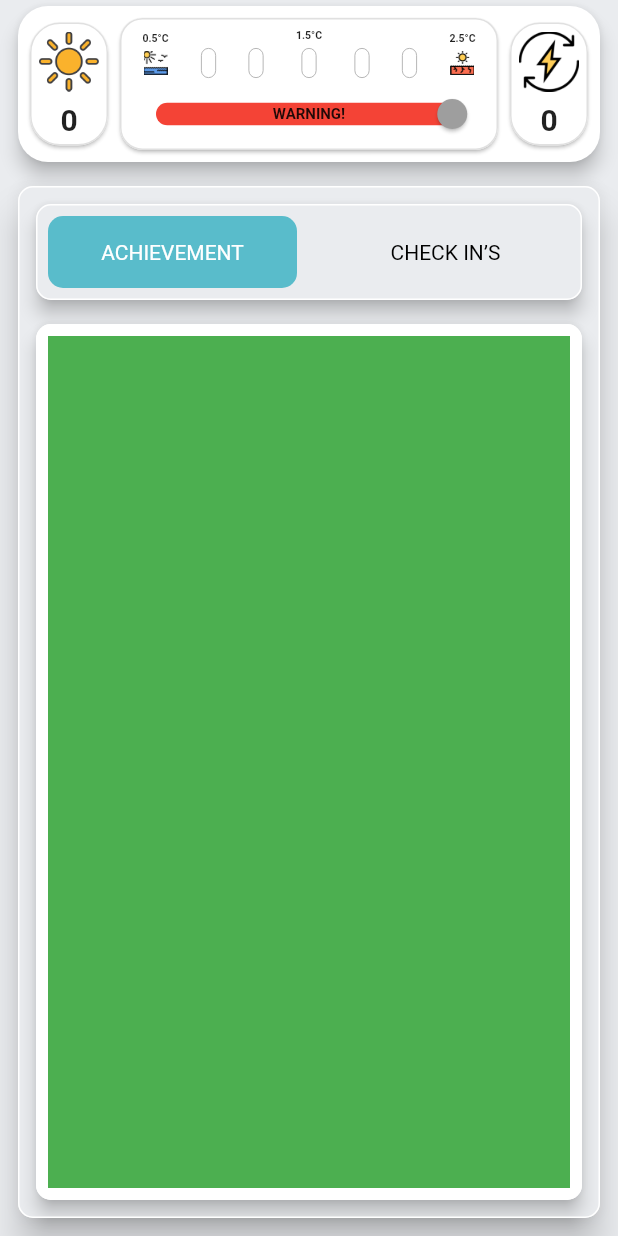
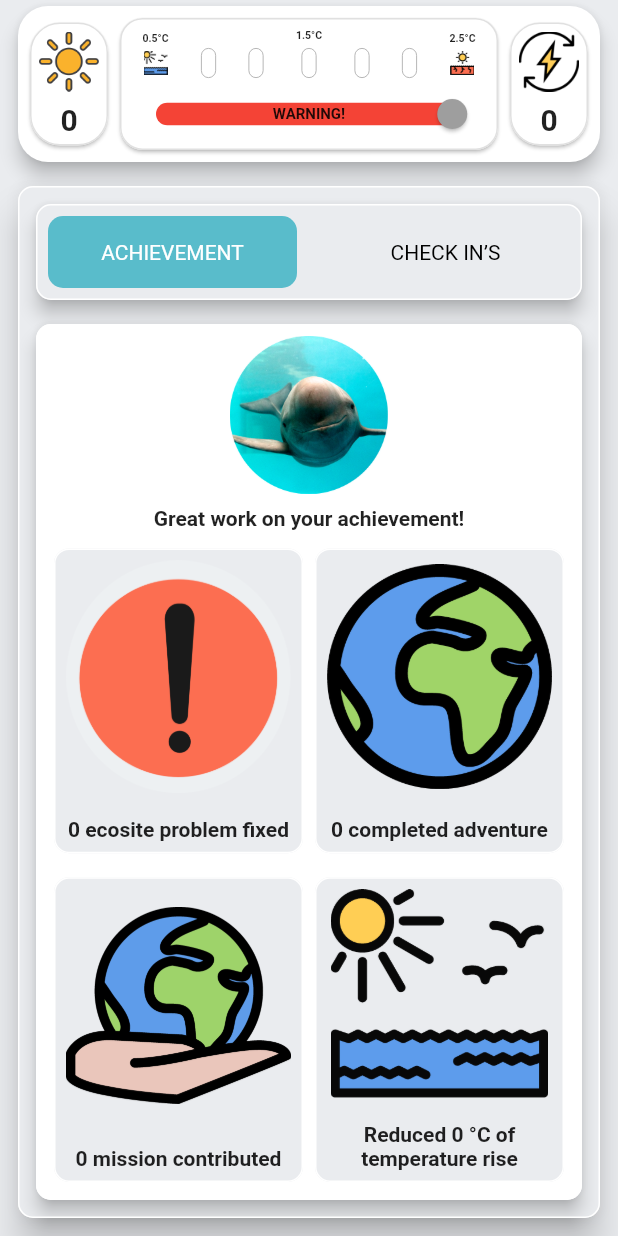
Before and after one commit to ioncelciuc/designedbyalla_ecotourism, a Flutter app: the Progress screen opened directly, on a phone screen of 412 x 824 dp. Run offline on Flutter 3.47's test engine with Material 2 defaults, Android fonts, the phone set to English and light mode, and no system bars; our stand-ins replace cloud_firestore, firebase_auth, firebase_core, modal_progress_hud, shared_preferences, toast; accounts and stored records are empty; project files that could hold a hidden picture were left out.

Commit message:
finished achievement page

```diff
--- /dev/null
+++ b/lib/components/progress_card.dart
@@ -0,0 +1,42 @@
+import 'package:designedbyalla_ecotourism/constants.dart';
+import 'package:flutter/material.dart';
+
+class ProgressCard extends StatelessWidget {
+  final String iconPath;
+  final String text;
+  ProgressCard({this.iconPath, this.text});
+  @override
+  Widget build(BuildContext context) {
+    return Expanded(
+      child: Card(
+        elevation: 0,
+        color: Color(0xFFEAECEF),
+        shape: roundedRectangleBorder(radius: 10),
+        child: Padding(
+          padding: const EdgeInsets.all(8),
+          child: Column(
+            mainAxisAlignment: MainAxisAlignment.spaceBetween,
+            children: [
+              Expanded(
+                flex: 3,
+                child: Image.asset(
+                  iconPath,
+                ),
+              ),
+              SizedBox(height: 16),
+              Center(
+                child: Text(
+                  text,
+                  style: TextStyle(
+                    fontWeight: FontWeight.bold,
+                  ),
+                  textAlign: TextAlign.center,
+                ),
+              ),
+            ],
+          ),
+        ),
+      ),
+    );
+  }
+}
--- a/lib/screens/home/progress.dart
+++ b/lib/screens/home/progress.dart
@@ -1,4 +1,5 @@
 import 'package:designedbyalla_ecotourism/components/progress_bar_item.dart';
+import 'package:designedbyalla_ecotourism/components/progress_card.dart';
 import 'package:designedbyalla_ecotourism/components/rounded_button.dart';
 import 'package:designedbyalla_ecotourism/constants.dart';
 import 'package:designedbyalla_ecotourism/models/user_info.dart';
@@ -17,8 +18,26 @@ class _ProgressState extends State<Progress> {
   int page = 0;
   PageController controller = PageController(initialPage: 0);
 
+  int ecositeProblemFixed = 0;
+  int completedAdventure = 0;
+  int missionContributed = 0;
+  int temperatureReduced = 0;
+
   void initialize() async {
     UserInformation existingUser = await Helper.instace.getCurrentUserInfo();
+    //ecositeProbmeFixed
+    if (existingUser.problem1 == false) ecositeProblemFixed += 1;
+    if (existingUser.problem2 == false) ecositeProblemFixed += 1;
+    if (existingUser.problem3 == false) ecositeProblemFixed += 1;
+    if (existingUser.problem4 == false) ecositeProblemFixed += 1;
+    if (existingUser.problem5 == false) ecositeProblemFixed += 1;
+    //completedAdventure
+    //TODO
+    //missionContributed
+    for (int i = 0; i < existingUser.missionsCompleted.length; i++)
+      if (existingUser.missionsCompleted[i] == true) missionContributed++;
+    //temperatureReduced
+    temperatureReduced = 7 - existingUser.temperature;
     setState(() {
       userInfo = existingUser;
       _sliderValue = userInfo.temperature.ceilToDouble();
@@ -293,16 +312,70 @@ class _ProgressState extends State<Progress> {
                               });
                             },
                             children: [
-                              Container(
-                                height: 100,
-                                width: 100,
-                                color: Colors.green,
+                              //Achievement
+                              Column(
+                                children: [
+                                  Expanded(
+                                    flex: 1,
+                                    child: Image.asset(
+                                      'images/avatar_${userInfo.avatar ?? 1}.png',
+                                      height: 70,
+                                    ),
+                                  ),
+                                  SizedBox(height: 8),
+                                  Text(
+                                    Strings.en
+                                        ? Strings.enGreatWork
+                                        : Strings.cnGreatWork,
+                                    style: TextStyle(
+                                      fontWeight: FontWeight.bold,
+                                    ),
+                                  ),
+                                  SizedBox(height: 8),
+                                  Expanded(
+                                    flex: 2,
+                                    child: Row(
+                                      children: [
+                                        ProgressCard(
+                                          iconPath:
+                                              'images/problemButtonRed.png',
+                                          text:
+                                              '$ecositeProblemFixed${Strings.en ? Strings.enProgressCardText[0] : Strings.cnProgressCardText[0]}',
+                                        ),
+                                        ProgressCard(
+                                          iconPath: 'images/globe.png',
+                                          text:
+                                              '$completedAdventure${Strings.en ? Strings.enProgressCardText[1] : Strings.cnProgressCardText[1]}',
+                                        ),
+                                      ],
+                                    ),
+                                  ),
+                                  SizedBox(height: 8),
+                                  Expanded(
+                                    flex: 2,
+                                    child: Row(
+                                      children: [
+                                        ProgressCard(
+                                          iconPath: 'images/earth.png',
+                                          text:
+                                              '$missionContributed${Strings.en ? Strings.enProgressCardText[2] : Strings.cnProgressCardText[2]}',
+                                        ),
+                                        ProgressCard(
+                                          iconPath:
+                                              'images/progress_bar_sun_sea.png',
+                                          text:
+                                              '${Strings.en ? Strings.enProgressCardText[3] : Strings.cnProgressCardText[3]}$temperatureReduced${Strings.en ? Strings.enProgressCardText[4] : Strings.cnProgressCardText[4]}',
+                                        ),
+                                      ],
+                                    ),
+                                  ),
+                                ],
                               ),
-                              Container(
-                                height: 100,
-                                width: 100,
-                                color: Colors.red,
-                              ),
+
+                              //check in's
+                              Center(
+                                child: Text('Adventure must be finished first'),
+                              )
                             ],
                           ),
                         ),
--- a/lib/strings.dart
+++ b/lib/strings.dart
@@ -434,4 +434,22 @@ class Strings {
   static const String enCheckIns = 'CHECK IN’S';
   static const String cnCheckIns = '';
 
+  static const String enGreatWork = 'Great work on your achievement!';
+  static const String cnGreatWork = '';
+
+  static const List<String> enProgressCardText = [
+    ' ecosite problem fixed',
+    ' completed adventure',
+    ' mission contributed',
+    'Reduced ',
+    ' °C of temperature rise',
+  ];
+  static const List<String> cnProgressCardText = [
+    ' ecosite problem fixed',
+    ' completed adventure',
+    ' mission contributed',
+    'Reduced ',
+    ' °C of temperature rise',
+  ];
+
 }
```
Also changed, not shown: images/earth.png (added), images/globe.png (added).
